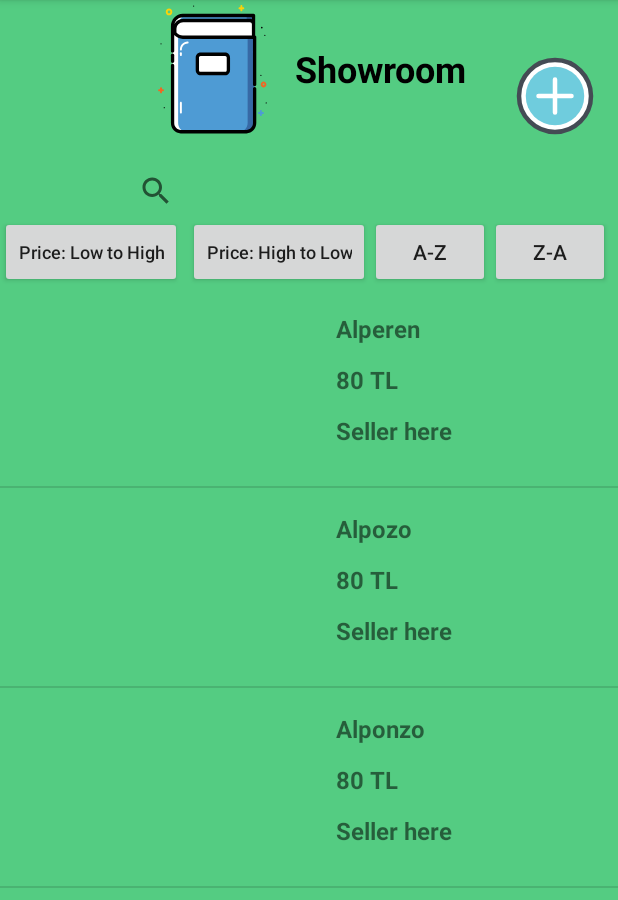
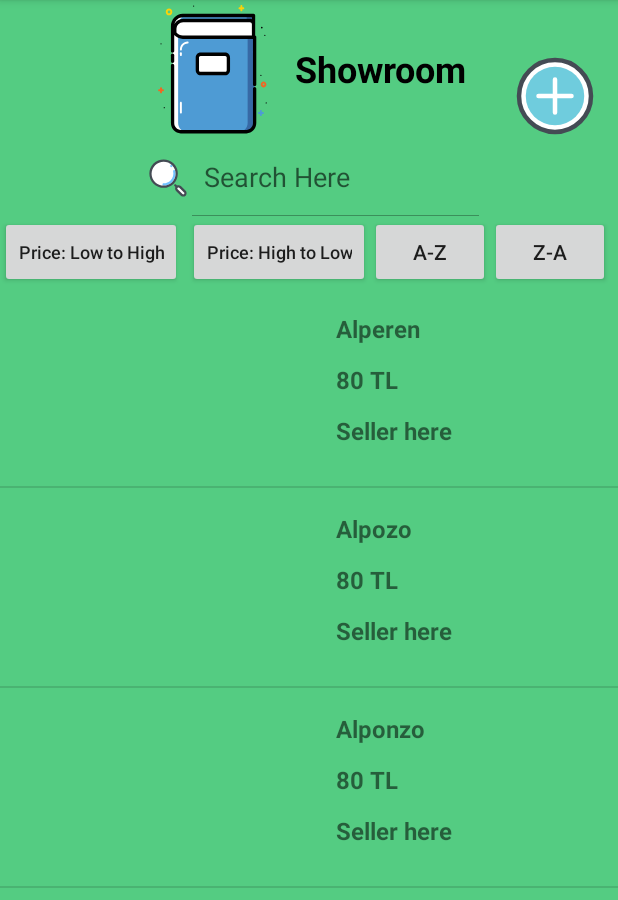
Before and after one commit to alperengozeten/Booked, an Android app: the Showroom screen opened directly, with no data from a screen before it, on a phone screen of 412 x 824 dp, the part 84-984 px from its top. Run offline under Robolectric (Android 15) with nearby library versions, the light colour scheme and no system bars.

Commit message:
Further Search Bar Advancementt

```diff
--- a/app/src/main/java/com/example/booked/Showroom.java
+++ b/app/src/main/java/com/example/booked/Showroom.java
@@ -45,6 +45,7 @@ public class Showroom extends AppCompatActivity {
 
         searchView = (SearchView) findViewById(R.id.showroomSearchView);
         searchView.setImeOptions(EditorInfo.IME_ACTION_DONE);
+        searchView.setIconifiedByDefault(false);
 
         searchView.setOnQueryTextListener(new SearchView.OnQueryTextListener() {
             @Override
--- /dev/null
+++ b/app/src/main/res/drawable/ic_icons8_search.xml
@@ -0,0 +1,21 @@
+<vector xmlns:android="http://schemas.android.com/apk/res/android"
+    android:width="64dp"
+    android:height="64dp"
+    android:viewportWidth="128"
+    android:viewportHeight="128">
+  <path
+      android:pathData="M108.9,108.9L108.9,108.9c-2.3,2.3 -6.1,2.3 -8.5,0L87.7,96.2c-2.3,-2.3 -2.3,-6.1 0,-8.5l0,0c2.3,-2.3 6.1,-2.3 8.5,0l12.7,12.7C111.2,102.8 111.2,106.6 108.9,108.9z"
+      android:fillColor="#fff"/>
+  <path
+      android:pathData="M27.535,27.589A35,35 74.855,1 0,77.033 77.086A35,35 74.855,1 0,27.535 27.589Z"
+      android:fillColor="#fff"/>
+  <path
+      android:pathData="M27.535,27.589A35,35 74.855,1 0,77.033 77.086A35,35 74.855,1 0,27.535 27.589Z"
+      android:fillColor="#fff"/>
+  <path
+      android:pathData="M52.3,84.3c-1.7,0 -3,-1.3 -3,-3s1.3,-3 3,-3c6.9,0 13.5,-2.7 18.4,-7.6 6.4,-6.4 9,-15.5 6.9,-24.4 -0.4,-1.6 0.6,-3.2 2.2,-3.6 1.6,-0.4 3.2,0.6 3.6,2.2C86,55.8 82.9,67.1 75,75 68.9,81 60.9,84.3 52.3,84.3zM73,35c-0.8,0 -1.5,-0.3 -2.1,-0.9L70.7,34c-1.2,-1.2 -1.2,-3.1 0,-4.2 1.2,-1.2 3.1,-1.2 4.2,0l0.2,0.2c1.2,1.2 1.2,3.1 0,4.2C74.5,34.7 73.8,35 73,35z"
+      android:fillColor="#71c2ff"/>
+  <path
+      android:pathData="M52.3,90.3c-9.7,0 -19.5,-3.7 -26.9,-11.1 -14.8,-14.8 -14.8,-38.9 0,-53.7 14.8,-14.8 38.9,-14.8 53.7,0h0C94,40.3 94,64.4 79.2,79.2 71.8,86.6 62.1,90.3 52.3,90.3zM52.3,20.4c-8.2,0 -16.4,3.1 -22.6,9.4 -12.5,12.5 -12.5,32.8 0,45.3C42.2,87.4 62.5,87.4 75,75c12.5,-12.5 12.5,-32.8 0,-45.3C68.7,23.5 60.5,20.4 52.3,20.4zM111,98.3L98.3,85.6c-1.7,-1.7 -4,-2.6 -6.4,-2.6 -1.4,0 -2.7,0.3 -3.9,0.9l-2.5,-2.5c-1.2,-1.2 -3.1,-1.2 -4.2,0 -1.2,1.2 -1.2,3.1 0,4.2l2.5,2.5c-0.6,1.2 -0.9,2.5 -0.9,3.9 0,2.4 0.9,4.7 2.6,6.4L98.3,111c1.8,1.8 4.1,2.6 6.4,2.6s4.6,-0.9 6.4,-2.6l0,0C114.5,107.5 114.5,101.8 111,98.3zM106.8,106.8c-1.2,1.2 -3.1,1.2 -4.2,0L89.8,94.1c-0.6,-0.6 -0.9,-1.3 -0.9,-2.1s0.3,-1.6 0.9,-2.1c0.6,-0.6 1.3,-0.9 2.1,-0.9s1.6,0.3 2.1,0.9l12.7,12.7C108,103.7 108,105.6 106.8,106.8z"
+      android:fillColor="#444b54"/>
+</vector>
--- a/app/src/main/res/layout/activity_showroom.xml
+++ b/app/src/main/res/layout/activity_showroom.xml
@@ -88,10 +88,11 @@
 
     <SearchView
         android:id="@+id/showroomSearchView"
-        android:layout_width="248dp"
-        android:layout_height="34dp"
+        android:layout_width="247dp"
+        android:layout_height="51dp"
         android:layout_marginStart="80dp"
         android:queryHint="Search Here"
+        android:searchIcon="@drawable/ic_icons8_search"
         app:layout_constraintBottom_toTopOf="@+id/button2"
         app:layout_constraintStart_toStartOf="parent" />
 
```
